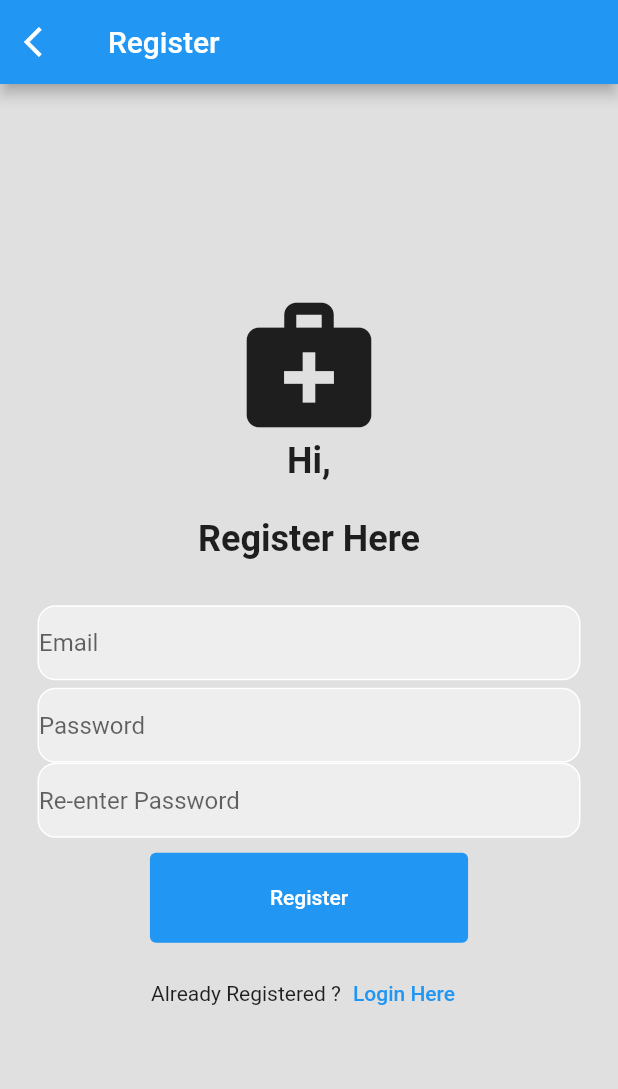
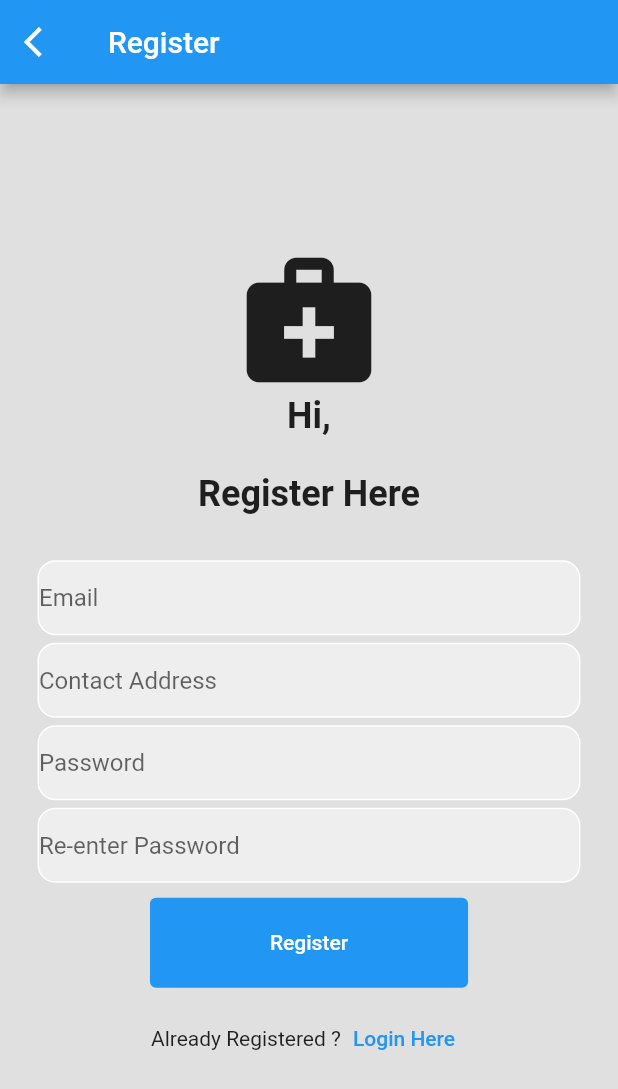
Before and after one commit to NightyNight008/AMB-app, a Flutter app: the RegisterPage screen opened by its route, on a phone screen of 412 x 824 dp. Shown: the top 1089 px of the screen. Run offline on Flutter 3.47's test engine with Material 2 defaults, Android fonts, the light colour scheme and no system bars; our stand-ins replace firebase_core; accounts and stored records are empty.

Commit message:
KYC form created

```diff
--- a/lib/views/register_View.dart
+++ b/lib/views/register_View.dart
@@ -81,10 +81,18 @@ class _RegisterPageState extends State<RegisterPage> {
                 const SizedBox(
                   height: 5,
                 ),
+                //*******************************Contact Info */
+                text_Field(texthint: 'Contact Address'),
+                const SizedBox(
+                  height: 5,
+                ),
                 //***************************password text field**************************************
                 text_Field(
                   texthint: 'Password',
                   obscure_text: true,
+                ),
+                const SizedBox(
+                  height: 5,
                 ),
                 text_Field(
                   texthint: 'Re-enter Password',
```
